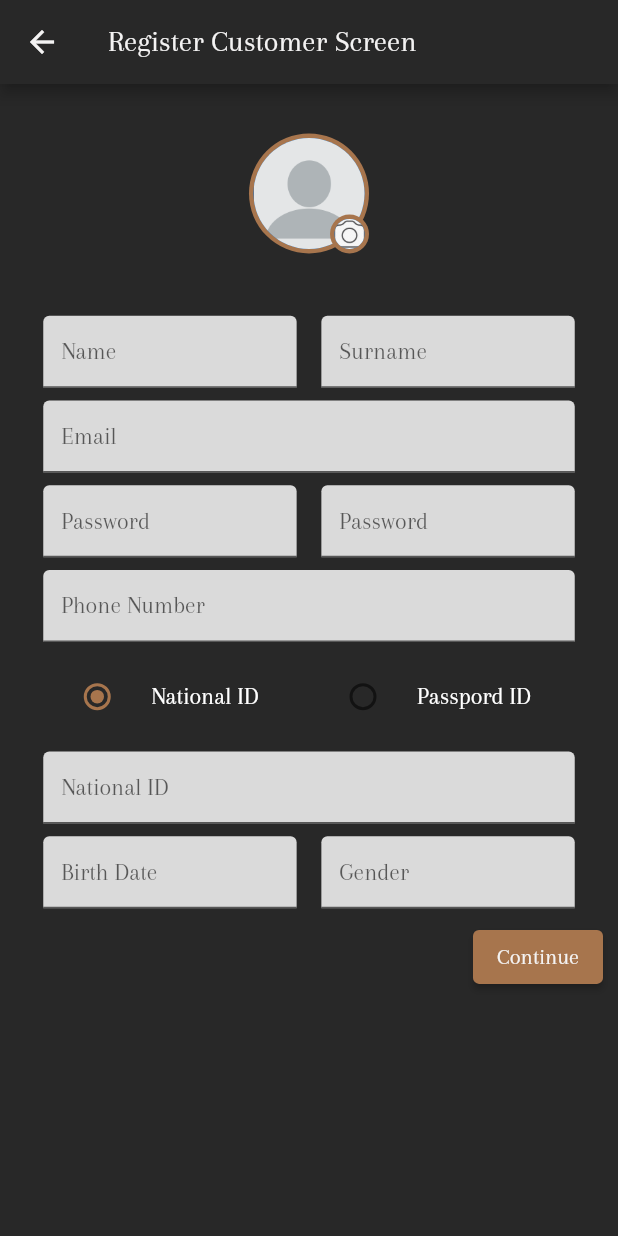
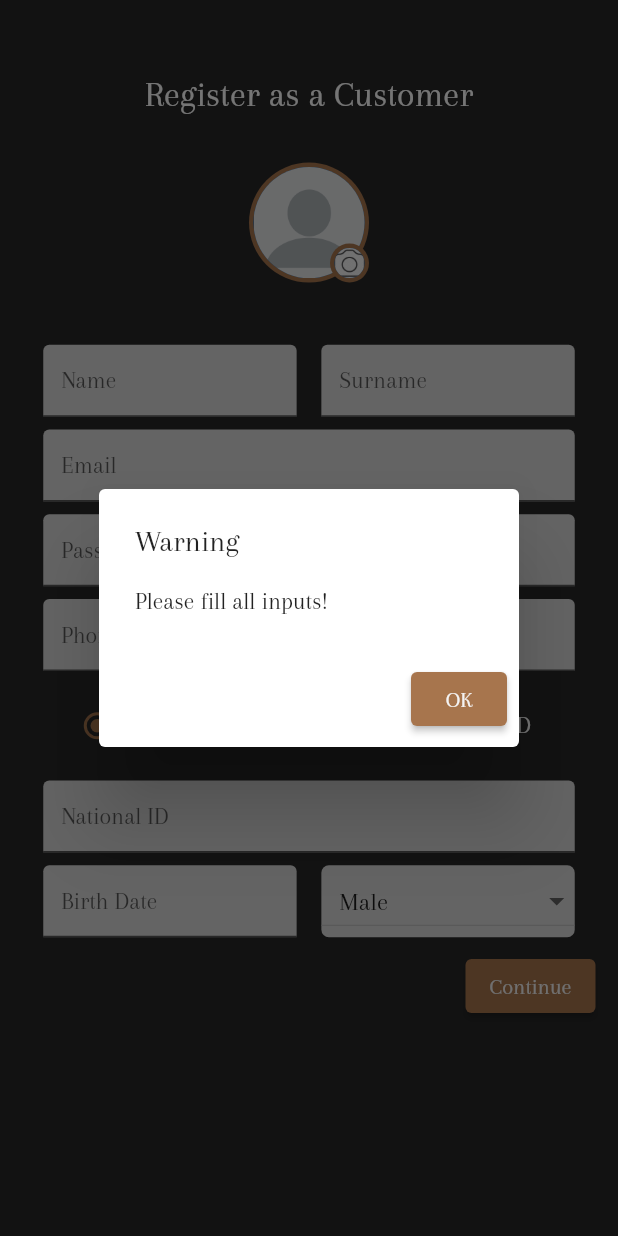
Before and after one commit to toastwareDevelopers/rent-car-with-driver-app, a Flutter app: the screen it shows after launch, after a tap on "Continue", on a phone screen of 412 x 824 dp. Run offline on Flutter 3.47's test engine with Material 2 defaults, Android fonts, the phone set to English and light mode, and no system bars.

Commit message:
http istekleri yapıldı
Http istekleri yapıldı. Mail password ve boş input kontrolü eklendi

```diff
--- a/lib/models/CustumerRegisterData.dart
+++ /dev/null
@@ -1,18 +0,0 @@
-
-
-
-
-
-class CustumerRegisterData{
-  String? name;
-  String? surname;
-  String? mail;
-  String? password;
-  String? phoneNumber;
-  int? idtype;
-  String? idNumber;
-  String? birthday;
-  String? gender;
-
-
-}
--- /dev/null
+++ b/lib/models/customerRegisterData.dart
@@ -0,0 +1,39 @@
+import 'package:json_annotation/json_annotation.dart';
+part  'customer.g.dart';
+
+
+
+
+@JsonSerializable()
+class CustomerRegisterData {
+  String? name;
+  String? surname;
+  String? mail;
+  String? password;
+  String? phoneNumber;
+  int? idtype;
+  String? idNumber;
+  String? birthday;
+  String? gender;
+
+  CustomerRegisterData( {
+    this.mail = "null",
+    this.password = "null",
+    this.name = "null",
+    this.surname = "null",
+    this.birthday = "null",
+    this.gender = "null",
+    this.phoneNumber = "null",
+    this.idNumber = "null",
+    this.idtype =0,
+  });
+
+
+  factory CustomerRegisterData.fromJson(Map<String, dynamic> json) => _$CustomerFromJson(json);
+
+  Map<String, dynamic> toJson() => _$CustomerToJson(this);
+
+
+
+
+}
--- /dev/null
+++ b/lib/utils/warning_alert.dart
@@ -0,0 +1,26 @@
+import 'package:flutter/material.dart';
+
+class WarningAlert{
+  static Future<void> showWarningDialog(BuildContext context, String warning) async {
+    return showDialog<void>(
+      context: context,
+      barrierDismissible: false,
+      builder: (BuildContext context) {
+        return AlertDialog(
+          title: const Text('Warning'),
+          content: SingleChildScrollView(
+            child: Text(warning),
+          ),
+          actions: <Widget>[
+            ElevatedButton(
+              child: const Text('OK'),
+              onPressed: () {
+                Navigator.of(context).pop();
+              },
+            ),
+          ],
+        );
+      },
+    );
+  }
+}
--- a/lib/views/loginRegister/register_customer.dart
+++ b/lib/views/loginRegister/register_customer.dart
@@ -1,7 +1,11 @@
 import 'package:flutter/material.dart';
+import 'package:flutter/services.dart';
+import 'package:rentcarmobile/services/auth.dart';
+import 'package:rentcarmobile/utils/input_validator.dart';
+import 'package:rentcarmobile/utils/warning_alert.dart';
 
 import '../../constants/assets_path.dart';
-import '../../models/CustumerRegisterData.dart';
+import '../../models/customerRegisterData.dart';
 
 class RegisterCustomerScreen extends StatefulWidget {
   const RegisterCustomerScreen({super.key});
@@ -14,27 +18,25 @@ enum SingingCharacter { nationalNumber, passportNumber }
 
 class _RegisterCustomerScreenState extends State<RegisterCustomerScreen> {
   SingingCharacter? _character = SingingCharacter.nationalNumber;
-  CustumerRegisterData data = new CustumerRegisterData();
-  TextEditingController name = new TextEditingController();
-  TextEditingController surname = new TextEditingController();
-  TextEditingController email = new TextEditingController();
-  TextEditingController phoneNumber = new TextEditingController();
-  TextEditingController password1 = new TextEditingController();
-  TextEditingController password2 = new TextEditingController();
-  TextEditingController idnumber = new TextEditingController();
-  TextEditingController idtype = new TextEditingController();
-  TextEditingController gender = new TextEditingController();
+  CustomerRegisterData data = CustomerRegisterData();
+  TextEditingController name = TextEditingController();
+  TextEditingController surname = TextEditingController();
+  TextEditingController email = TextEditingController();
+  TextEditingController phoneNumber = TextEditingController();
+  TextEditingController password1 = TextEditingController();
+  TextEditingController password2 = TextEditingController();
+  TextEditingController idnumber = TextEditingController();
+  TextEditingController idtype = TextEditingController();
+  TextEditingController gender = TextEditingController();
   TextEditingController birthDateController = TextEditingController();
-
+  String? genderDropdown = "Male";
+  final List<String> genders = ["Male", "Female"];
   @override
   Widget build(BuildContext context) {
     double phoneHeight = MediaQuery.of(context).size.height;
     double phoneWidth = MediaQuery.of(context).size.width;
 
     return Scaffold(
-      appBar: AppBar(
-        title: const Text("Register Customer Screen"),
-      ),
       body: Container(
         height: MediaQuery.of(context).size.height,
         width: MediaQuery.of(context).size.width,
@@ -43,10 +45,19 @@ class _RegisterCustomerScreenState extends State<RegisterCustomerScreen> {
             children: [
               Column(
                 children: [
-                  Container(
+                  Container( // ismin bulunduğu alan
                     child: Container(
-                      padding: EdgeInsets.all(phoneHeight * 0.04),
-                      alignment: Alignment.topCenter,
+                      padding: EdgeInsets.only(top: phoneHeight * 0.06),
+                      child: Text(
+                        "Register as a Customer",
+                        style: Theme.of(context).textTheme.headlineMedium,
+                      ),
+                    ),
+                  ),
+                  Container( // profil resmi
+                    padding: EdgeInsets.only(
+                        top: phoneHeight * 0.04, bottom: phoneHeight * 0.04),
+                    child: Center(
                       child: Stack(
                         alignment: Alignment.bottomRight,
                         children: [
@@ -72,7 +83,7 @@ class _RegisterCustomerScreenState extends State<RegisterCustomerScreen> {
                       ),
                     ),
                   ),
-                  Container(
+                  Container( // form elamanları
                     height: MediaQuery.of(context).size.height / 2,
                     width: MediaQuery.of(context).size.width,
                     child: Container(
@@ -96,11 +107,11 @@ class _RegisterCustomerScreenState extends State<RegisterCustomerScreen> {
                                 width: phoneWidth * 0.04,
                               ),
                               //Surname
+
                               Expanded(
                                 flex: 1,
                                 child: TextField(
-                                  decoration:
-                                      InputDecoration(hintText: "Surname"),
+                                  decoration: InputDecoration(hintText: "Surname"),
                                   controller: surname,
                                 ),
                               ),
@@ -108,15 +119,19 @@ class _RegisterCustomerScreenState extends State<RegisterCustomerScreen> {
                           ),
                           //Birthdate - Gender
                           Row(
-                            children:  [
-                              //Birthdate
-
-                              //Gender
+                            children: [
                               Expanded(
                                 flex: 1,
-                                child: TextField(
-                                  decoration:
-                                      InputDecoration(hintText: "Email"),
+                                child: TextFormField(
+                                  enableSuggestions: false,
+                                  autocorrect: false,
+                                  decoration: const InputDecoration(
+                                    hintText: "Email",
+                                  ),
+                                  autovalidateMode:
+                                      AutovalidateMode.onUserInteraction,
+                                  validator: (value) =>
+                                      InputValidator.validateEmail(value),
                                   controller: email,
                                 ),
                               ),
@@ -125,7 +140,7 @@ class _RegisterCustomerScreenState extends State<RegisterCustomerScreen> {
                           //NationalID - Location
                           Row(
                             children: [
-                              //NationalID
+                              //passwordler
                               Expanded(
                                 flex: 1,
                                 child: TextField(
@@ -151,20 +166,32 @@ class _RegisterCustomerScreenState extends State<RegisterCustomerScreen> {
 
                           Row(
                             children: [
-                              //NationalID
+                              //Phone number
                               Expanded(
                                 flex: 1,
-                                child: TextField(
-                                  decoration:
-                                      InputDecoration(hintText: "Phone Number"),
-                                  controller: phoneNumber ,
+                                child: TextFormField(
+                                  enableSuggestions: false,
+                                  autocorrect: false,
+                                  decoration: const InputDecoration(
+                                    hintText: "Phone Number",
+                                  ),
+                                  autovalidateMode:
+                                      AutovalidateMode.onUserInteraction,
+                                  validator: (value) =>
+                                      InputValidator.validatePhoneNumber(value),
+                                  inputFormatters: [
+                                    FilteringTextInputFormatter.allow(
+                                      RegExp("[0-9]"),
+                                    ),
+                                  ],
+                                  controller: phoneNumber,
                                 ),
                               ),
                             ],
                           ),
                           Row(
                             children: [
-                              Expanded(
+                              Expanded( // radio button id number icin
                                 flex: 1,
                                 child: RadioListTile<SingingCharacter>(
                                   title: const Text(
@@ -204,7 +231,7 @@ class _RegisterCustomerScreenState extends State<RegisterCustomerScreen> {
                                 child: TextField(
                                   decoration:
                                       InputDecoration(hintText: "National ID"),
-                                  controller: idnumber ,
+                                  controller: idnumber,
                                 ),
                               ),
                             ],
@@ -216,24 +243,30 @@ class _RegisterCustomerScreenState extends State<RegisterCustomerScreen> {
                                 flex: 1,
                                 child: TextField(
                                   decoration: const InputDecoration(
-                                      hintText: "Birth Date"),
+                                    hintText: "Birth Date",
+                                  ),
                                   controller: birthDateController,
                                   onTap: () async {
                                     showDialog(
                                         context: context,
                                         barrierDismissible: false,
                                         builder: (BuildContext context) {
-                                          return AlertDialog(
+                                          return Theme(
+                                            data: Theme.of(context),
+                                            child: AlertDialog(
                                               actions: [
                                                 CalendarDatePicker(
-                                                firstDate: DateTime.parse(
-                                                    "1900-01-01"),
-                                                initialDate: DateTime.now(),
+                                                  firstDate:
+                                                  DateTime.parse("1900-01-01"),
+                                                  initialDate:
+                                                  birthDateController.text !=
+                                                      ""
+                                                      ? DateTime.parse(birthDateController.text)
+                                                      : DateTime.now(),
                                                   lastDate: DateTime.now(),
-                                                onDateChanged:
-                                                    (DateTime value) {
+                                                  onDateChanged: (DateTime value) {
                                                     birthDateController.text =
-                                                      "${value.year}-${value.month}-${value.day}";
+                                                    "${value.year}-${value.month < 10 ? "0${value.month}" : value.month}-${value.day < 10 ? "0${value.day}" : value.day}";
                                                   },
                                                 ),
                                                 ElevatedButton(
@@ -243,6 +276,7 @@ class _RegisterCustomerScreenState extends State<RegisterCustomerScreen> {
                                                   child: const Text("OK"),
                                                 ),
                                               ],
+                                            ),
                                           );
                                         });
                                   },
@@ -254,10 +288,35 @@ class _RegisterCustomerScreenState extends State<RegisterCustomerScreen> {
                               //Gender
                               Expanded(
                                 flex: 1,
-                                child: TextField(
-                                  decoration:
-                                      InputDecoration(hintText: "Gender"),
-                                  controller: gender,
+                                child: Container(
+                                  decoration: BoxDecoration(
+                                    color: const Color.fromARGB(255, 218, 218, 218),
+                                    borderRadius: BorderRadius.circular(5),
+                                  ),
+                                  child: DropdownButton(
+                                    value: genderDropdown,
+                                    items: genders
+                                        .map(
+                                          (value) => DropdownMenuItem(
+                                        value: value,
+                                        child: Container(
+                                          padding: const EdgeInsets.only(left: 12),
+                                          child: Text(value,
+                                              style: const TextStyle(fontSize: 17)),
+                                        ),
+                                      ),
+                                    )
+                                        .toList(),
+                                    onChanged: (value) {
+                                      setState(() {
+                                        genderDropdown = value as String?;
+                                      });
+                                    },
+                                    dropdownColor:
+                                    const Color.fromARGB(255, 218, 218, 218),
+                                    borderRadius: BorderRadius.circular(10),
+                                    isExpanded: true,
+                                  ),
                                 ),
                               ),
                             ],
@@ -265,35 +324,56 @@ class _RegisterCustomerScreenState extends State<RegisterCustomerScreen> {
                         ],
                       ),
                     ),
-                  ),
+                  ), //form elemanları
                   Container(
                     height: MediaQuery.of(context).size.height / 2,
                     width: MediaQuery.of(context).size.width,
                     child: Container(
                       alignment: Alignment.topRight,
-                      padding: const EdgeInsets.only(right: 10),
+                      padding: const EdgeInsets.only(right: 15),
                       child: ElevatedButton(
                         child: const Text("Continue"),
-                        onPressed: () {
-                          if(name.value.text.toString().isEmpty || surname.value.text.toString().isEmpty || email.value.text.toString().isEmpty
-                              || password1.value.text.toString().isEmpty || password2.value.text.toString().isEmpty || phoneNumber.value.text.toString().isEmpty
-                              || idnumber.value.text.toString().isEmpty   || gender.value.text.toString().isEmpty  ){
-                            print("bos kutucuklar var");
-                          }
-                          else if(password1.value.text.toString().compareTo(password2.value.text.toString()) == false){
-                            print("iki sifre uyusmuyor");
-                          }
-                          else{
+                        onPressed: () async {
+                          if (name.value.text.toString().isEmpty ||
+                              surname.value.text.toString().isEmpty ||
+                              email.value.text.toString().isEmpty ||
+                              password1.value.text.toString().isEmpty ||
+                              password2.value.text.toString().isEmpty ||
+                              phoneNumber.value.text.toString().isEmpty ||
+                              idnumber.value.text.toString().isEmpty ) {
+                            WarningAlert.showWarningDialog(
+                                context, "Please fill all inputs!");
+                          } else if (password1.value.text
+                                  .toString()
+                                  .compareTo(password2.value.text.toString()) !=
+                              0) {
+                            WarningAlert.showWarningDialog(context,
+                                "Password and repassword must be same!");
+                          } else if (!RegExp(
+                                  r"^[a-zA-Z0-9.a-zA-Z0-9.!#$%&'*+-/=?^_`{|}~]+@[a-zA-Z0-9]+\.[a-zA-Z]+")
+                              .hasMatch(email.text)) {
+                            WarningAlert.showWarningDialog(
+                                context, "Email format is wrong!");
+                          } else if ((await AuthService.controlEmailPhone(
+                                  email.text, phoneNumber.text)) !=
+                              200) {
+                            WarningAlert.showWarningDialog(context,
+                                "There is a user with same email or phone number");
+                          } else {
                             data.name = name.value.text.toString();
                             data.surname = surname.value.text.toString();
                             data.mail = email.value.text.toString();
                             data.password = password1.value.text.toString();
-                            data.phoneNumber = phoneNumber.value.text.toString();
-                            data.birthday = birthDateController.value.text.toString();
-                            data.gender = gender.value.text.toString();
+                            data.phoneNumber =
+                                phoneNumber.value.text.toString();
+                            data.birthday =
+                                birthDateController.value.text.toString();
+                            data.gender = genderDropdown.toString();
+                            data.idtype = _character?.index;
+                            print("okey");
+                            AuthService.registerCustomer(data);
                           }
-
-
+                          print("berkan");
                         },
                       ),
                     ),
@@ -307,7 +387,5 @@ class _RegisterCustomerScreenState extends State<RegisterCustomerScreen> {
     );
   }
 
-  void requestData(){
-
+  void requestData() {}
 }
-}
```
Also changed, not shown: lib/services/auth.dart (+43 -6 lines), lib/utils/input_validator.dart (added, +25 -0 lines), pubspec.yaml (+6 -5 lines), lib/models/customer.g.dart (added), pubspec.lock. Lines whose indentation alone changed are shown as unchanged.
